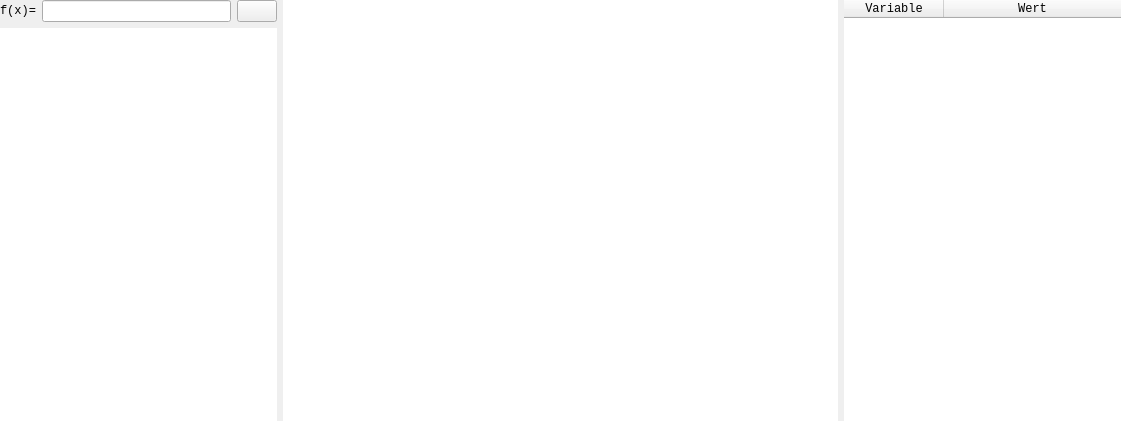
The window that src/plotterwindow.ui (thelfensdrfer/qplotter) describes before a commit, drawn with Qt 5.
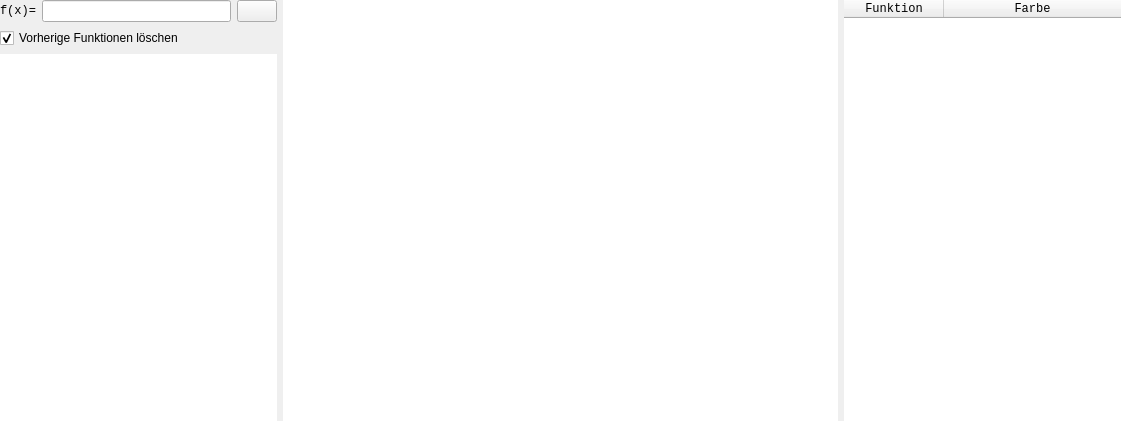
The same window after the commit. Icons and pictures are not drawn. Custom widgets are drawn as their Qt base class.

Commit message: Möglichkeit mehrere Funktionen auf einmal anzuzeigen

Patch:
```diff
--- a/src/plotterwindow.ui
+++ b/src/plotterwindow.ui
@@ -91,6 +91,23 @@
          </item>
         </layout>
        </item>
+       <item>
+        <layout class="QGridLayout" name="gridLayout">
+         <property name="topMargin">
+          <number>0</number>
+         </property>
+         <item row="0" column="0">
+          <widget class="QCheckBox" name="deleteOldFunctions">
+           <property name="text">
+            <string>Vorherige Funktionen löschen</string>
+           </property>
+           <property name="checked">
+            <bool>true</bool>
+           </property>
+          </widget>
+         </item>
+        </layout>
+       </item>
        <item>
         <widget class="QListWidget" name="historyList">
          <property name="font">
@@ -161,12 +178,12 @@
          </attribute>
          <column>
           <property name="text">
-           <string>Variable</string>
+           <string>Funktion</string>
           </property>
          </column>
          <column>
           <property name="text">
-           <string>Wert</string>
+           <string>Farbe</string>
           </property>
          </column>
         </widget>
```
Left out of the diff: 4 changed lines with no effect on the pictures. The commit also changes 3 other files.
